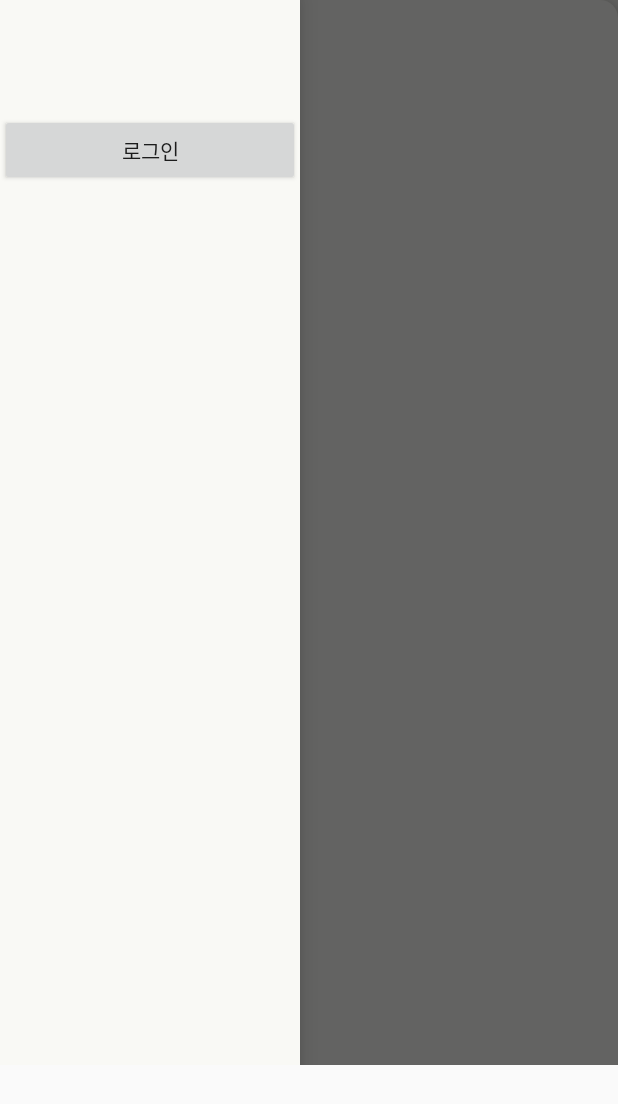
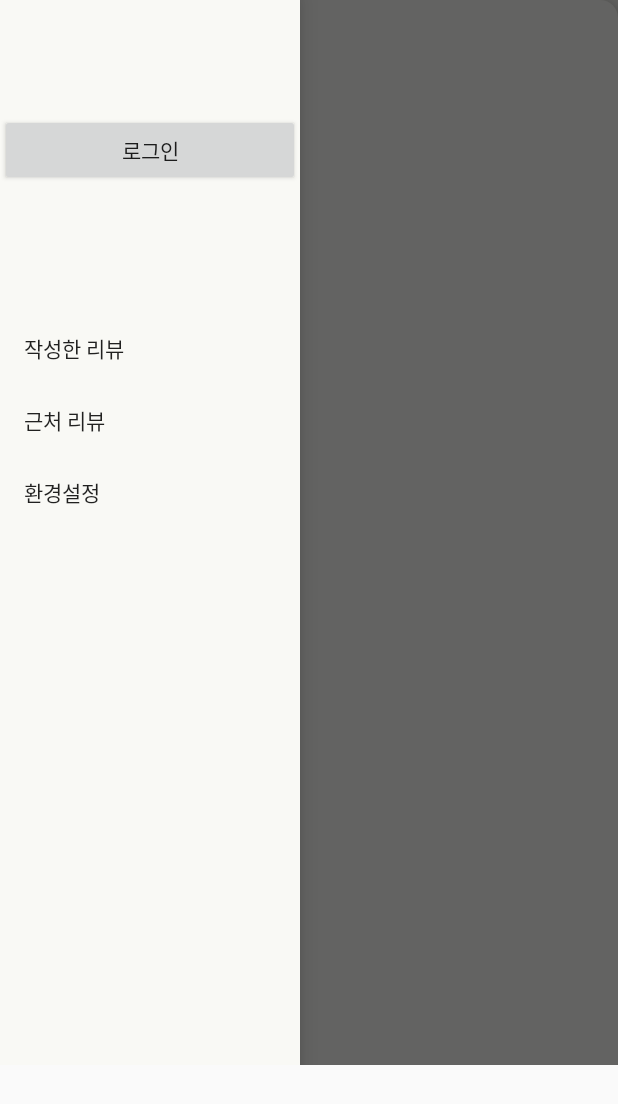
Before and after one commit to ETS-Android5/madcamp2, an Android app: the screen it shows after launch (MainActivity), with the side drawer open, on a phone screen of 412 x 824 dp. Shown: the top 1104 px of the screen. Run offline under Robolectric (Android 15) with nearby library versions, the phone set to English and light mode, and no system bars; libraries missing offline, so code that uses them is left out: net.daum.mf; plain views replace SlidingUpPanelLayout; 10 statements that could not run were skipped.

Commit message:
1/11 20:31

```diff
--- a/Client/app/src/main/res/menu/drawerlayout.xml
+++ b/Client/app/src/main/res/menu/drawerlayout.xml
@@ -1,2 +1,7 @@
 <?xml version="1.0" encoding="utf-8"?>
-<menu xmlns:android="http://schemas.android.com/apk/res/android"/>
+<menu xmlns:app="http://schemas.android.com/apk/res-auto"
+    xmlns:android="http://schemas.android.com/apk/res/android">
+    <item android:title="작성한 리뷰 " />
+    <item android:title="근처 리뷰" />
+    <item android:title="환경설정" />
+</menu>
```
